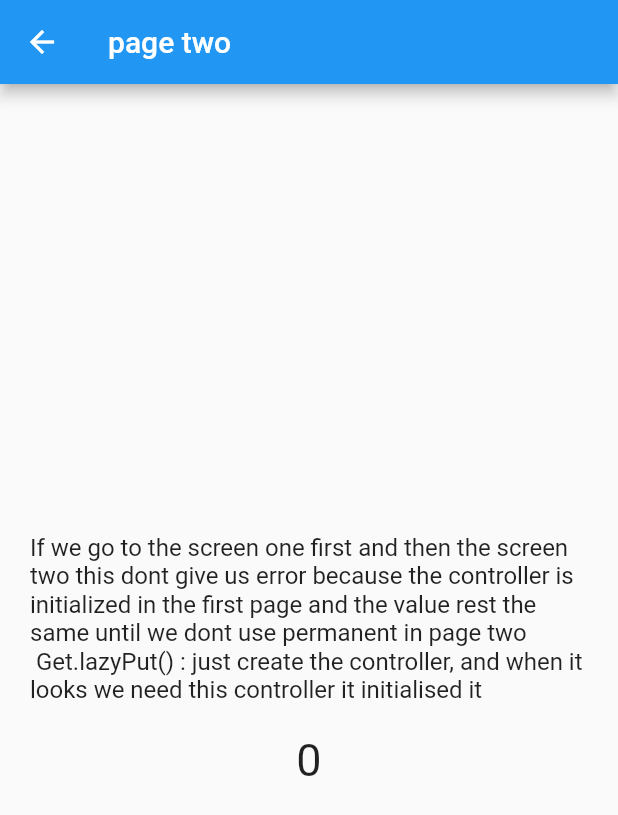
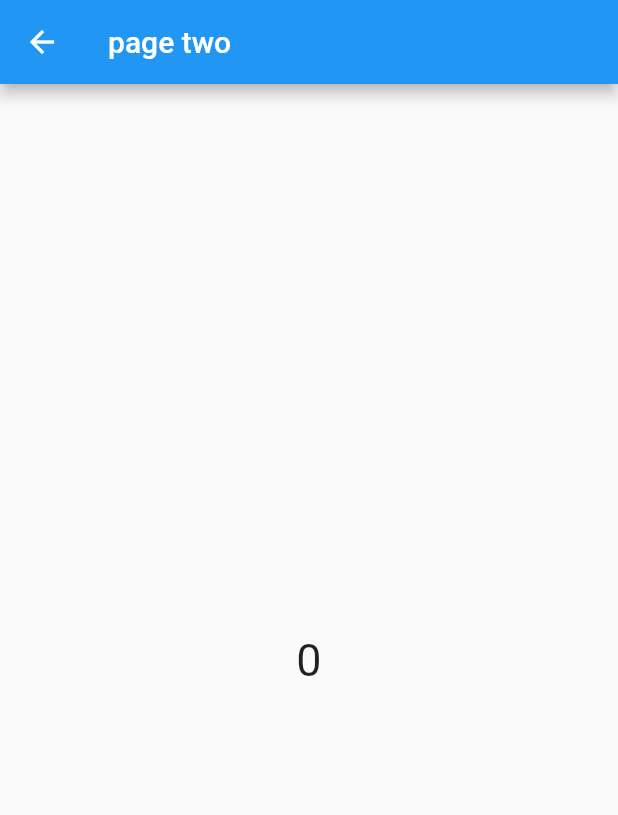
Before and after one commit to BayloDev/getx, a Flutter app: the PageTwo screen opened directly, on a phone screen of 412 x 824 dp. Shown: the top 815 px of the screen. Run offline on Flutter 3.47's test engine with Material 2 defaults, Android fonts, the phone set to English and light mode, and no system bars; our stand-ins replace get, shared_preferences; accounts and stored records are empty.

Commit message:
Update page_two.dart

```diff
--- a/lib/view/dependency_injection/page_two.dart
+++ b/lib/view/dependency_injection/page_two.dart
@@ -17,11 +17,7 @@ class PageTwo extends StatelessWidget {
           child: Column(
             mainAxisAlignment: MainAxisAlignment.center,
             children: [
-              const Text(
-                'If we go to the screen one first and then the screen two this dont give us error because the controller is initialized in the first page and the value rest the same until we dont use permanent in page two\n Get.lazyPut() : just create the controller, and when it looks we need this controller it initialised it',
-                style: TextStyle(fontSize: 16),
-              ),
-              const SizedBox(height: 20),
+
               GetBuilder<MyGetBuilderContoller>(
                 builder: (controller) {
                   return Text(
```
